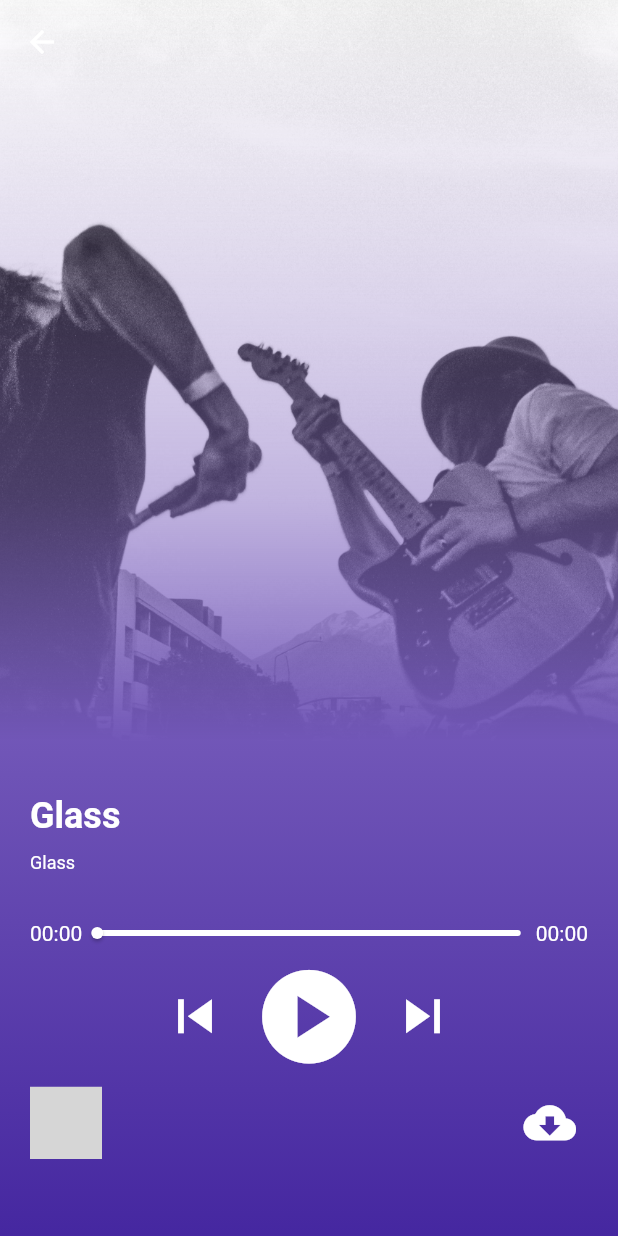
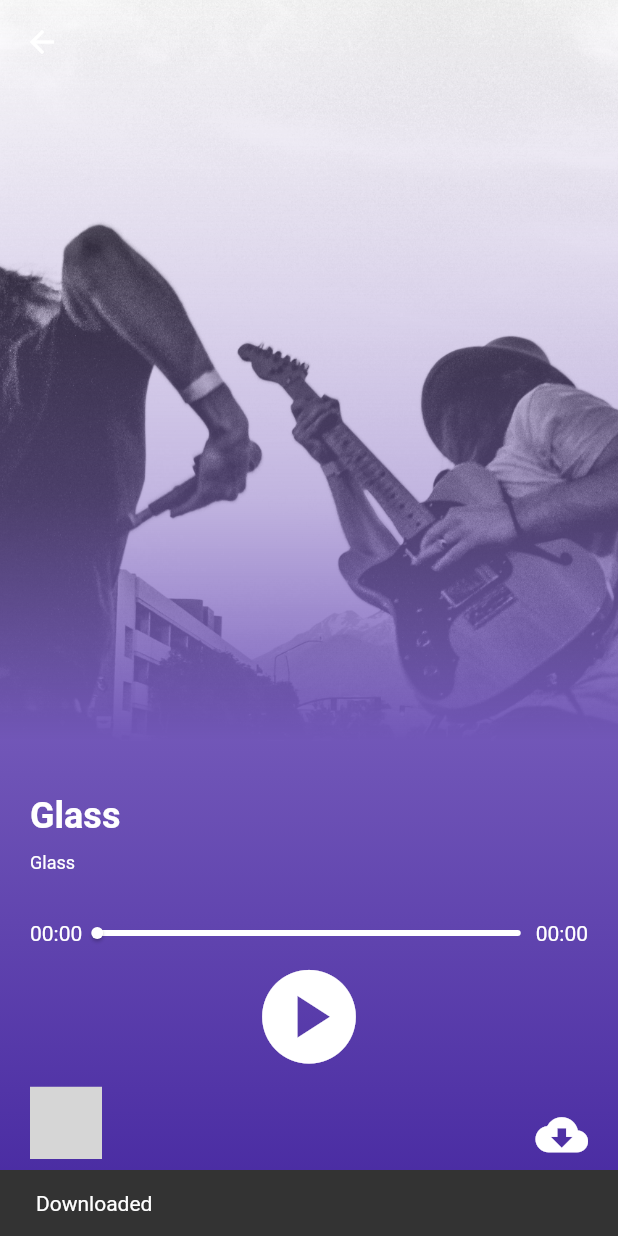
Before and after one commit to rafterco/barbs_bedtime_stories, a Flutter app: the StoryScreen screen opened directly with sample values from the repository, after a tap on the "cloud download" icon, on a phone screen of 412 x 824 dp. Run offline on Flutter 3.47's test engine with Material 2 defaults, Android fonts, the phone set to English and light mode, and no system bars; our stand-ins replace cloud_firestore, file_picker, firebase_core, firebase_storage, flutter_svg, get and 3 more; missing offline and left inert: favorite_button; accounts and stored records are empty; network calls fail; grey boxes are pictures that could not be loaded.

Commit message:
download added, removed dead buttons, hide play features if not applicable

```diff
--- a/lib/main.dart
+++ b/lib/main.dart
@@ -16,7 +16,6 @@ class MyApp extends StatelessWidget {
   Widget build(BuildContext context) {
     return MaterialApp(
       debugShowCheckedModeBanner: false,
-      title: 'Flutter Demo',
       theme: ThemeData(
         textTheme: Theme.of(context).textTheme.apply(
               bodyColor: Colors.white,
--- a/lib/screens/favourites.dart
+++ b/lib/screens/favourites.dart
@@ -53,8 +53,9 @@ class _FavouritesScreenState extends State<FavouritesScreen> {
 
     return Scaffold(
       backgroundColor: Colors.deepPurple.shade600,
-      appBar: const CustomAppBar(),
-      body: Padding(
+      //appBar: const CustomAppBar(),
+      body: SafeArea(
+        child: Padding(
           padding: const EdgeInsets.all(20.0),
           child: Column(
             children: [
@@ -93,6 +94,7 @@ class _FavouritesScreenState extends State<FavouritesScreen> {
             ],
           ),
         ),
+      ),
     );
   }
 }
--- a/lib/screens/navigation.dart
+++ b/lib/screens/navigation.dart
@@ -49,14 +49,14 @@ class _NavigationState extends State<Navigation> {
                 icon: Icons.search,
                 text: 'Search',
               ),
-              GButton(
+            /*  GButton(
                 icon: Icons.settings,
                 text: 'Settings',
               ),
               GButton(
                 icon: Icons.account_circle,
                 text: 'Account',
-              ),
+              ),*/
             ],
           ),
         ),
--- a/lib/screens/search_screen.dart
+++ b/lib/screens/search_screen.dart
@@ -31,8 +31,9 @@ class _SearchScreenState extends State<SearchScreen> {
       ),
       child: Scaffold(
         backgroundColor: Colors.deepPurple.shade600,
-        appBar: const CustomAppBar(),
-        body: Padding(
+        //appBar: const CustomAppBar(),
+        body: SafeArea(
+          child: Padding(
             padding: const EdgeInsets.all(20.0),
             child: Column(
               children: [
@@ -72,6 +73,7 @@ class _SearchScreenState extends State<SearchScreen> {
             ),
           ),
         ),
+      ),
     );
   }
 }
--- a/lib/screens/story_screen.dart
+++ b/lib/screens/story_screen.dart
@@ -1,6 +1,9 @@
+import 'dart:io';
+
 import 'package:favorite_button/favorite_button.dart';
 import 'package:flutter/material.dart';
 import 'package:just_audio/just_audio.dart';
+import 'package:path_provider/path_provider.dart';
 import 'package:rxdart/rxdart.dart' as rxdart;
 
 import '../models/story_model.dart';
@@ -92,6 +95,7 @@ class _MusicPlayer extends StatefulWidget{
   final Stream<SeekBarData> _seekBarDataStream;
   final AudioPlayer audioPlayer;
   bool favorite = false;
+  bool downloaded = false;
 
   _MusicPlayerState createState()=> _MusicPlayerState();
 }
@@ -162,9 +166,22 @@ class _MusicPlayerState extends State<_MusicPlayer>{
                 onPressed: () {
 
                 },
-                icon: const Icon(
-                  Icons.cloud_download,
-                  color: Colors.white,
+                icon: IconButton(
+                  onPressed: () async {
+                    final dir = await getApplicationDocumentsDirectory();
+                    final file = File('${dir.path}/raf.file');
+
+                    print(dir.path);
+                    print(file);
+
+                    ScaffoldMessenger.of(context).showSnackBar(
+                      const SnackBar(content: Text('Downloaded'),)
+                    );
+                  },
+                  icon:  const Icon(
+                    Icons.cloud_download,
+                    color: Colors.white,
+                  ),
                 ),
               ),
             ],
--- a/lib/widgets/player_buttons.dart
+++ b/lib/widgets/player_buttons.dart
@@ -11,6 +11,7 @@ class PlayerButtons extends StatelessWidget {
 
   @override
   Widget build(BuildContext context) {
+    bool active = false;
     return Row(
       mainAxisAlignment: MainAxisAlignment.center,
       children: [
@@ -21,9 +22,12 @@ class PlayerButtons extends StatelessWidget {
               onPressed:
                   audioPlayer.hasPrevious ? audioPlayer.seekToPrevious : null,
               iconSize: 45,
-              icon: const Icon(
-                Icons.skip_previous,
-                color: Colors.white,
+              icon: Opacity(
+                opacity: active ? 1 : 0,
+                child: const Icon(
+                  Icons.skip_previous,
+                  color: Colors.white,
+                ),
               ),
             );
           },
@@ -85,9 +89,12 @@ class PlayerButtons extends StatelessWidget {
             return IconButton(
               onPressed: audioPlayer.hasNext ? audioPlayer.seekToNext : null,
               iconSize: 45,
-              icon: const Icon(
-                Icons.skip_next,
-                color: Colors.white,
+              icon: Opacity(
+                opacity: active ? 1 : 0,
+                child: const Icon(
+                  Icons.skip_next,
+                  color: Colors.white,
+                ),
               ),
             );
           },
--- a/pubspec.yaml
+++ b/pubspec.yaml
@@ -42,6 +42,7 @@ dependencies:
   google_nav_bar: ^5.0.6
   favorite_button: ^0.0.4
   fluttertoast: ^8.2.1
+  path_provider: ^2.0.14
 
 
   # The following adds the Cupertino Icons font to your application.
```
Also changed, not shown: lib/screens/home_screen.dart (+8 -6 lines), pubspec.lock, 27 other files. Lines whose indentation alone changed are shown as unchanged.
